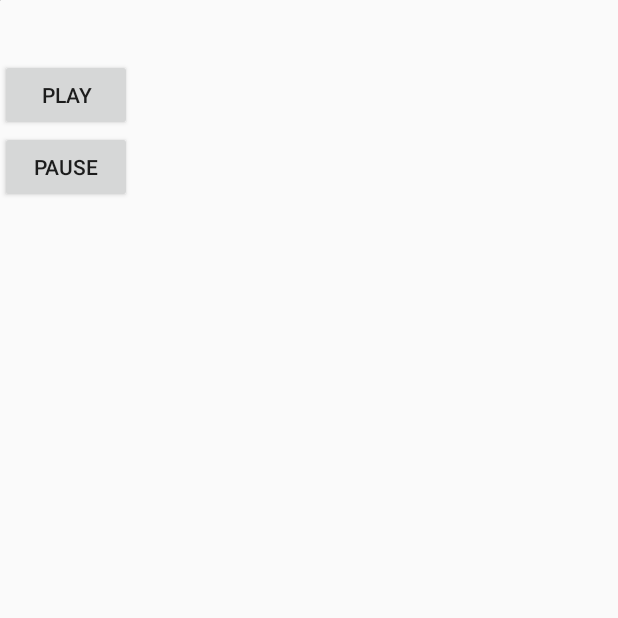
After one commit to Hark24/ODC_Android_parte2, an Android app: the SongDetailActivity screen opened directly, with no data from a screen before it, on a phone screen of 412 x 824 dp, the top half of it. The commit adds this screen. Run offline under Robolectric (Android 15) with nearby library versions, the phone set to English and light mode, and no system bars; our stand-ins replace Picasso; pictures from the network do not load.

Commit message:
added player

```diff
--- a/app/src/main/AndroidManifest.xml
+++ b/app/src/main/AndroidManifest.xml
@@ -26,6 +26,12 @@
             android:screenOrientation="portrait"
             android:label="@string/app_name">
         </activity>
+
+        <activity
+            android:name=".activities.SongDetailActivity"
+            android:screenOrientation="portrait"
+            android:label="@string/app_name">
+        </activity>
     </application>
 
 </manifest>
--- /dev/null
+++ b/app/src/main/java/com/tektonlabs/odc_android/activities/SongDetailActivity.java
@@ -0,0 +1,97 @@
+package com.tektonlabs.odc_android.activities;
+
+import android.app.Activity;
+import android.media.AudioManager;
+import android.media.MediaPlayer;
+import android.net.Uri;
+import android.os.Bundle;
+import android.support.v4.widget.TextViewCompat;
+import android.util.Log;
+import android.view.View;
+import android.widget.*;
+
+import com.squareup.picasso.Picasso;
+import com.tektonlabs.odc_android.R;
+
+
+/**
+ * Created by rubymobile on 5/27/15.
+ */
+public class SongDetailActivity extends Activity {
+    private String artist;
+    private String songName;
+    private String previewURL;
+    private String imageURL;
+
+
+    private TextView artistName;
+    private TextView songname;
+    private Button play;
+    private Button pause;
+    private ImageView imageurl;
+    MediaPlayer player = new MediaPlayer();
+
+
+    @Override
+    protected void onCreate(Bundle savedInstanceState) {
+        super.onCreate(savedInstanceState);
+        setContentView(R.layout.activity_song_detail);
+        getDataMainActivity();
+
+        play=(Button)findViewById(R.id.play);
+        pause=(Button)findViewById(R.id.pause);
+
+        artistName=(TextView)findViewById(R.id.tv_artistname);
+        songname=(TextView)findViewById(R.id.tv_songname);
+        imageurl=(ImageView)findViewById(R.id.imageURL);
+
+        artistName.setText(artist);
+        songname.setText(songName);
+
+
+        Picasso.with(getApplication()).load(imageURL).into(imageurl);
+
+
+
+        play.setOnClickListener(new View.OnClickListener() {
+            @Override
+            public void onClick(View v) {
+
+                try {
+                    player.setAudioStreamType(AudioManager.STREAM_MUSIC);
+                    player.setDataSource(previewURL);
+                    player.prepare();
+                    player.start();
+
+                } catch (Exception e) {
+                    // TODO: handle exception
+                }
+
+            }
+        });
+
+        pause.setOnClickListener(new View.OnClickListener() {
+            @Override
+            public void onClick(View v) {
+                player.pause();
+            }
+        });
+
+
+
+
+
+    }
+
+    /* Recuperar Data de la actividad main */
+    private void getDataMainActivity(){
+        Bundle extras = getIntent().getExtras();
+        if (extras != null) {
+            artist = extras.getString("ARTIST");
+            songName = extras.getString("SONG_NAME");
+            previewURL = extras.getString("PREVIEW_URL");
+            imageURL = extras.getString("IMAGE");
+
+        }
+    }
+}
--- /dev/null
+++ b/app/src/main/res/layout/activity_song_detail.xml
@@ -0,0 +1,28 @@
+<?xml version="1.0" encoding="utf-8"?>
+<LinearLayout xmlns:android="http://schemas.android.com/apk/res/android"
+    android:orientation="vertical" android:layout_width="match_parent"
+    android:layout_height="match_parent">
+    <ImageView
+        android:layout_width="wrap_content"
+        android:layout_height="wrap_content"
+        android:id="@+id/imageURL"/>
+    <TextView
+        android:layout_width="wrap_content"
+        android:layout_height="wrap_content"
+        android:id="@+id/tv_artistname"/>
+
+    <TextView
+        android:layout_width="wrap_content"
+        android:layout_height="wrap_content"
+        android:id="@+id/tv_songname"/>
+    <Button
+        android:layout_width="wrap_content"
+        android:layout_height="wrap_content"
+        android:id="@+id/play"
+        android:text="play"/>
+    <Button
+        android:layout_width="wrap_content"
+        android:layout_height="wrap_content"
+        android:id="@+id/pause"
+        android:text="pause"/>
+</LinearLayout>
```
Also changed, not shown: app/src/main/java/com/tektonlabs/odc_android/activities/MainActivity.java (+32 -9 lines).
